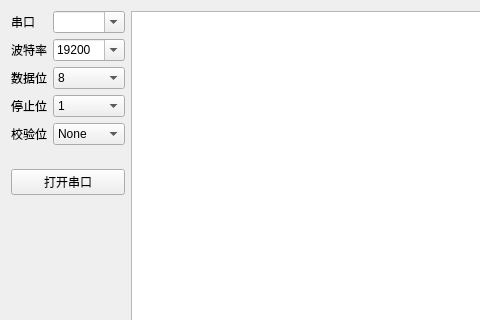
Above: app.ui from naraka-camill/SerialApp before the change; both pictures show x 0 to 480 and y 0 to 320 of the 769 by 603 pixel window. Below: the same form after it.
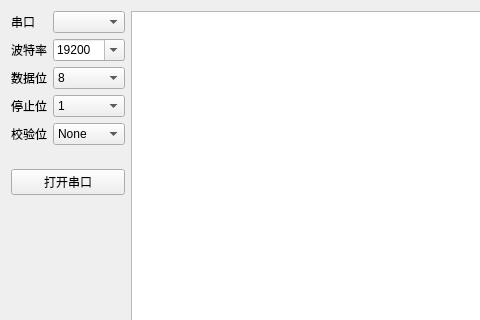
That is the form after the change.

Commit message: 优化：调试日志排查

Patch:
```diff
--- a/app.ui
+++ b/app.ui
@@ -155,6 +155,9 @@
        </item>
        <item row="0" column="1">
         <widget class="QComboBox" name="comboBox">
+         <property name="enabled">
+          <bool>true</bool>
+         </property>
          <property name="sizePolicy">
           <sizepolicy hsizetype="Minimum" vsizetype="Fixed">
            <horstretch>0</horstretch>
@@ -180,7 +183,7 @@
           <string notr="true"/>
          </property>
          <property name="editable">
-          <bool>true</bool>
+          <bool>false</bool>
          </property>
          <property name="sizeAdjustPolicy">
           <enum>QComboBox::AdjustToContentsOnFirstShow</enum>
```
Left out of the diff: 1 changed line with no effect on the pictures. The commit also changes 1 other file.
